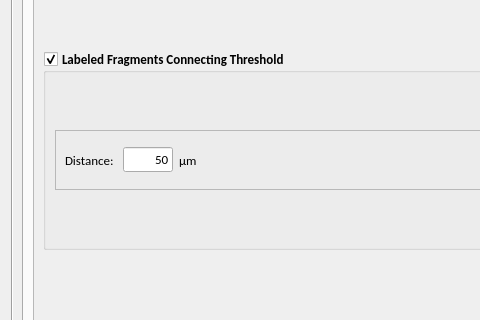
Old version of the form hackathon/MK/Fragmented_autoTrace/fragmentedTraceUI.ui in the repository Vaa3D/vaa3d_tools; both pictures show x 0 to 480 and y 371 to 691 of the 800 by 937 pixel window.
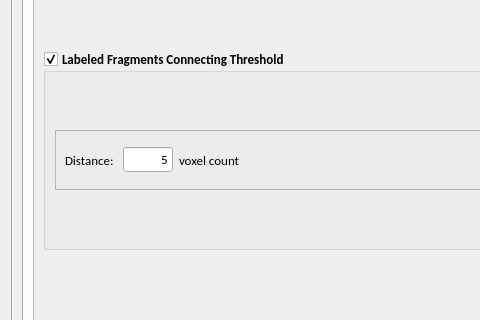
New version of the form. The open tabs and pages were chosen to show the change.

```diff
--- a/hackathon/MK/Fragmented_autoTrace/fragmentedTraceUI.ui
+++ b/hackathon/MK/Fragmented_autoTrace/fragmentedTraceUI.ui
@@ -1179,7 +1179,7 @@
                        </font>
                       </property>
                       <property name="text">
-                       <string>50</string>
+                       <string>5</string>
                       </property>
                       <property name="alignment">
                        <set>Qt::AlignRight|Qt::AlignTrailing|Qt::AlignVCenter</set>
@@ -1195,7 +1195,7 @@
                        </font>
                       </property>
                       <property name="text">
-                       <string>µm</string>
+                       <string>voxel count</string>
                       </property>
                      </widget>
                     </item>
```
